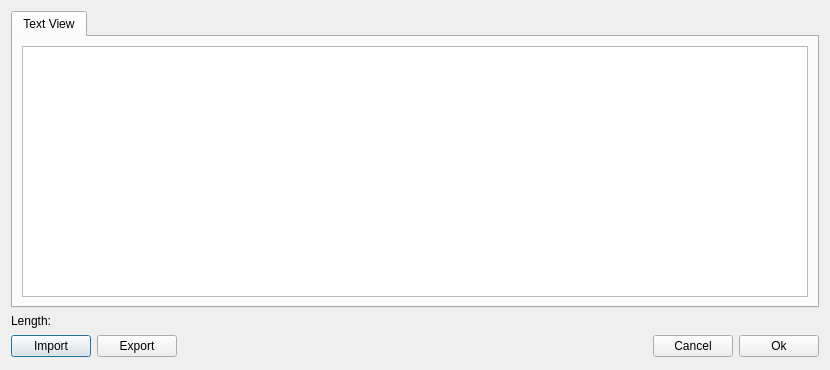
Above: proj/src/EditBinaryValueDialog.ui from germix/minecraft-explorer before the change. Below: the same form after it.
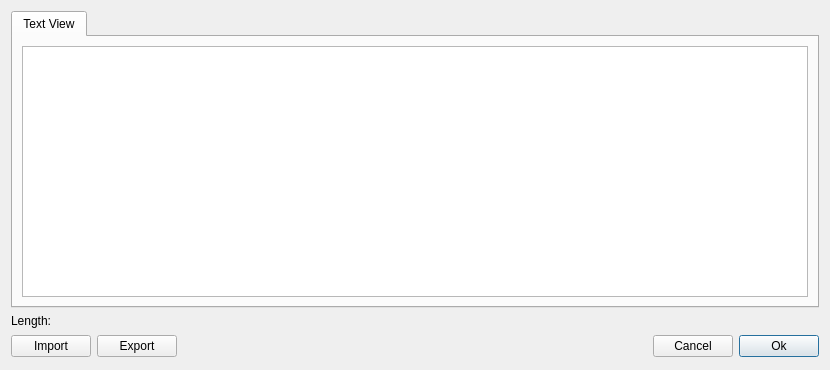
That is the form after the change.

```diff
--- a/proj/src/EditBinaryValueDialog.ui
+++ b/proj/src/EditBinaryValueDialog.ui
@@ -26,6 +26,9 @@
      <property name="text">
       <string>Ok</string>
      </property>
+     <property name="default">
+      <bool>true</bool>
+     </property>
     </widget>
    </item>
    <item row="4" column="2">
```
Left out of the diff: 9 changed lines with no effect on the pictures.
